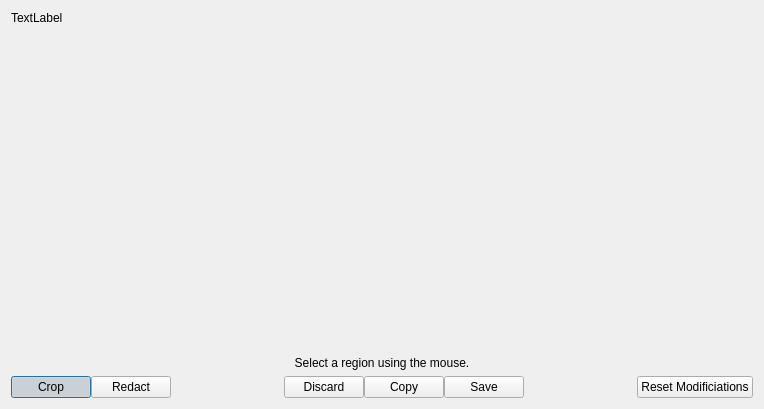
This is shell/screenshotwindow.ui in vicr123/theshell as Qt 5 draws it before an edit. The edited form follows.
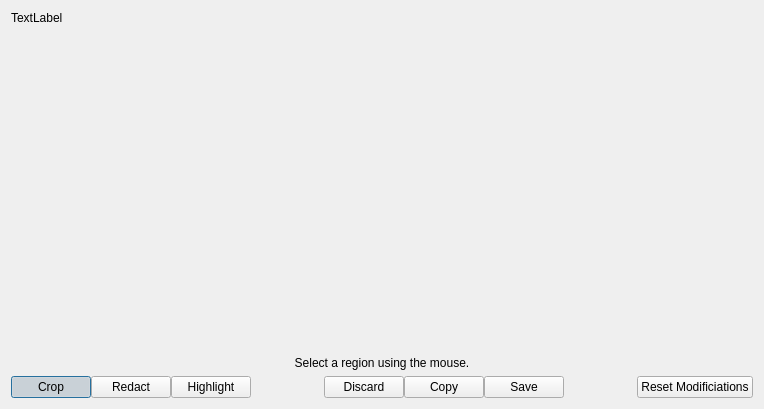
This is the edited form. Icons and pictures are not drawn.

What changed in the file:
```diff
--- a/shell/screenshotwindow.ui
+++ b/shell/screenshotwindow.ui
@@ -104,20 +104,45 @@
        </widget>
       </item>
       <item>
-       <spacer name="horizontalSpacer">
-        <property name="orientation">
-         <enum>Qt::Horizontal</enum>
+       <widget class="QPushButton" name="highlightButton">
+        <property name="sizePolicy">
+         <sizepolicy hsizetype="Minimum" vsizetype="Fixed">
+          <horstretch>1</horstretch>
+          <verstretch>0</verstretch>
+         </sizepolicy>
         </property>
-        <property name="sizeHint" stdset="0">
-         <size>
-          <width>40</width>
-          <height>20</height>
-         </size>
+        <property name="text">
+         <string>Highlight</string>
         </property>
-       </spacer>
+        <property name="icon">
+         <iconset theme="draw-brush"/>
+        </property>
+        <property name="checkable">
+         <bool>true</bool>
+        </property>
+        <property name="autoExclusive">
+         <bool>true</bool>
+        </property>
+       </widget>
+      </item>
+      <item>
+       <widget class="QWidget" name="widget" native="true">
+        <property name="sizePolicy">
+         <sizepolicy hsizetype="Expanding" vsizetype="Preferred">
+          <horstretch>2</horstretch>
+          <verstretch>0</verstretch>
+         </sizepolicy>
+        </property>
+       </widget>
       </item>
       <item>
        <widget class="QPushButton" name="discardButton">
+        <property name="sizePolicy">
+         <sizepolicy hsizetype="Minimum" vsizetype="Fixed">
+          <horstretch>1</horstretch>
+          <verstretch>0</verstretch>
+         </sizepolicy>
+        </property>
         <property name="text">
          <string>Discard</string>
         </property>
@@ -129,6 +154,12 @@
       </item>
       <item>
        <widget class="QPushButton" name="copyButton">
+        <property name="sizePolicy">
+         <sizepolicy hsizetype="Minimum" vsizetype="Fixed">
+          <horstretch>1</horstretch>
+          <verstretch>0</verstretch>
+         </sizepolicy>
+        </property>
         <property name="text">
          <string>Copy</string>
         </property>
@@ -140,6 +171,12 @@
       </item>
       <item>
        <widget class="QPushButton" name="saveButton">
+        <property name="sizePolicy">
+         <sizepolicy hsizetype="Minimum" vsizetype="Fixed">
+          <horstretch>1</horstretch>
+          <verstretch>0</verstretch>
+         </sizepolicy>
+        </property>
         <property name="text">
          <string>Save</string>
         </property>
@@ -150,17 +187,14 @@
        </widget>
       </item>
       <item>
-       <spacer name="horizontalSpacer_2">
-        <property name="orientation">
-         <enum>Qt::Horizontal</enum>
+       <widget class="QWidget" name="widget_2" native="true">
+        <property name="sizePolicy">
+         <sizepolicy hsizetype="Expanding" vsizetype="Preferred">
+          <horstretch>2</horstretch>
+          <verstretch>0</verstretch>
+         </sizepolicy>
         </property>
-        <property name="sizeHint" stdset="0">
-         <size>
-          <width>40</width>
-          <height>20</height>
-         </size>
-        </property>
-       </spacer>
+       </widget>
       </item>
       <item>
        <widget class="QPushButton" name="resetButton">
```
Left out of the diff: 27 changed lines with no effect on the pictures.
